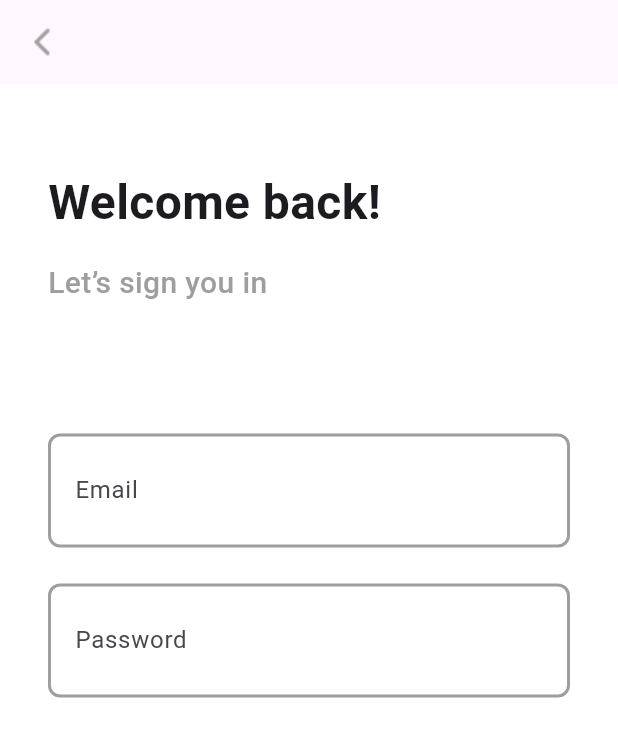
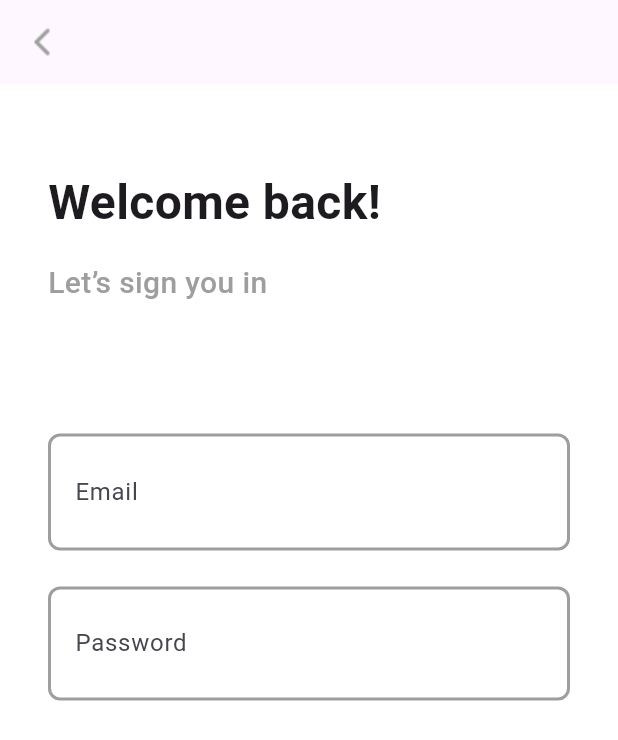
Before and after one commit to Lifeados/authentication-flutter-app, a Flutter app: the screen it shows after launch, after a tap on "Login", on a phone screen of 412 x 824 dp. Shown: the top 740 px of the screen. Run offline on Flutter 3.47's test engine with Material 3 defaults, Android fonts, the phone set to English and light mode, and no system bars.

Commit message:
refactor: group files in folder

```diff
--- a/lib/main.dart
+++ b/lib/main.dart
@@ -1,7 +1,8 @@
+import 'package:authentication_app/module/signup/signup_page.dart';
 import 'package:flutter/material.dart';
 
 void main() {
-  runApp(const MyApp());
+  runApp(const MyApp()); // app.dart
 }
 
 class MyApp extends StatelessWidget {
@@ -12,9 +13,10 @@ class MyApp extends StatelessWidget {
     return MaterialApp(
       initialRoute: 'onboarding',
       routes: {
-        'onboarding': (context) => const OnboardingPage(),
-        'login': (context) => const LoginPage(),
-        'singUp': (context) => const SingUpPage(),
+        'onboarding': (context) =>
+            const OnboardingPage(), // onboarding_page.dart
+        'login': (context) => const LoginPage(), // login_page.dart
+        'singUp': (context) => const SingUpPage(), // signup_page.dart
       },
     );
   }
@@ -215,7 +217,7 @@ class _LoginPageState extends State<LoginPage> {
                     ),
                     contentPadding: EdgeInsets.symmetric(
                       horizontal: 16.0,
-                      vertical: 8.0,
+                      vertical: 9.0,
                     ),
                   ),
                 ),
@@ -250,14 +252,3 @@ class _LoginPageState extends State<LoginPage> {
     );
   }
 }
-
-class SingUpPage extends StatelessWidget {
-  const SingUpPage({super.key});
-
-  @override
-  Widget build(BuildContext context) {
-    return const Scaffold(
-      backgroundColor: Colors.purple,
-    );
-  }
-}
--- /dev/null
+++ b/lib/module/signup/signup_page.dart
@@ -0,0 +1,12 @@
+import 'package:flutter/material.dart';
+
+class SingUpPage extends StatelessWidget {
+  const SingUpPage({super.key});
+
+  @override
+  Widget build(BuildContext context) {
+    return const Scaffold(
+      backgroundColor: Colors.purple,
+    );
+  }
+}
```
